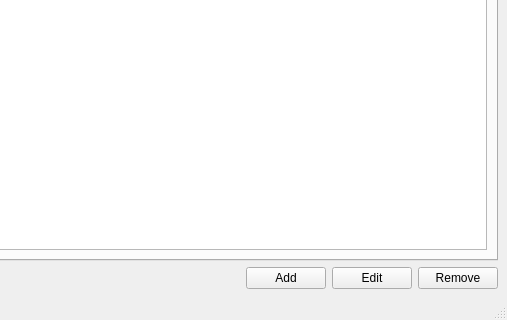
The window that ui/mainForm.ui (sector84/lyceum.yandex-homework1_2) describes before a commit, drawn with Qt 5; both pictures show x 293 to 800 and y 280 to 600 of the 800 by 600 pixel window.
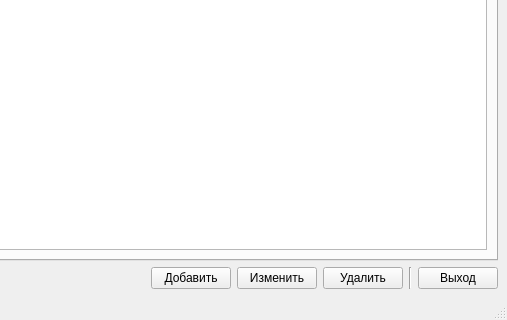
The same window after the commit.

```diff
--- a/ui/mainForm.ui
+++ b/ui/mainForm.ui
@@ -135,21 +135,35 @@
       <item>
        <widget class="QPushButton" name="btnAdd">
         <property name="text">
-         <string>Add</string>
+         <string>Добавить</string>
         </property>
        </widget>
       </item>
       <item>
        <widget class="QPushButton" name="btnEdit">
         <property name="text">
-         <string>Edit</string>
+         <string>Изменить</string>
         </property>
        </widget>
       </item>
       <item>
        <widget class="QPushButton" name="btnRemove">
         <property name="text">
-         <string>Remove</string>
+         <string>Удалить</string>
+        </property>
+       </widget>
+      </item>
+      <item>
+       <widget class="Line" name="line">
+        <property name="orientation">
+         <enum>Qt::Vertical</enum>
+        </property>
+       </widget>
+      </item>
+      <item>
+       <widget class="QPushButton" name="btnExit">
+        <property name="text">
+         <string>Выход</string>
         </property>
        </widget>
       </item>
```
